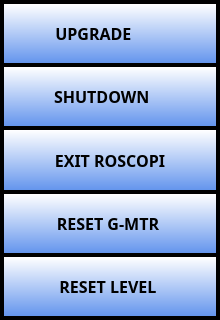
The window that ui/MenuDialog.ui (UnexplodedMinds/Stratofier) describes before a commit, drawn with Qt 5.
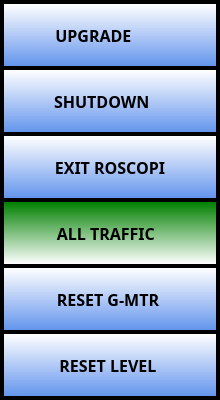
The same window after the commit. Icons and pictures are not drawn.

Commit message: Add traffic filtering for all/close traffic.

Patch:
```diff
--- a/ui/MenuDialog.ui
+++ b/ui/MenuDialog.ui
@@ -7,7 +7,7 @@
     <x>0</x>
     <y>0</y>
     <width>220</width>
-    <height>320</height>
+    <height>400</height>
    </rect>
   </property>
   <property name="sizePolicy">
@@ -19,13 +19,13 @@
   <property name="minimumSize">
    <size>
     <width>220</width>
-    <height>320</height>
+    <height>400</height>
    </size>
   </property>
   <property name="maximumSize">
    <size>
     <width>220</width>
-    <height>320</height>
+    <height>400</height>
    </size>
   </property>
   <property name="palette">
@@ -106,9 +106,18 @@
   <property name="styleSheet">
    <string notr="true">QPushButton
 {
-    border: none;
-    background-color: qlineargradient( x1:0, y1:0, x2:0, y2:1, stop: 0 white, stop:1 CornflowerBlue ); margin: 2px;
-}</string>
+     border: none;
+     background-color: qlineargradient( x1:0, y1:0, x2:0, y2:1, stop: 0 white, stop:1 CornflowerBlue );
+     margin: 2px;
+}
+
+QPushButton::pressed
+{
+     border: none;
+     background-color: qlineargradient( x1:0, y1:0, x2:0, y2:1, stop: 0 CornflowerBlue, stop:1 white );
+     margin: 2px;
+}
+</string>
   </property>
   <layout class="QVBoxLayout" name="verticalLayout">
    <property name="spacing">
@@ -237,6 +246,62 @@
      </property>
     </widget>
    </item>
+   <item>
+    <widget class="QPushButton" name="m_pTrafficFilterButton">
+     <property name="sizePolicy">
+      <sizepolicy hsizetype="MinimumExpanding" vsizetype="MinimumExpanding">
+       <horstretch>0</horstretch>
+       <verstretch>0</verstretch>
+      </sizepolicy>
+     </property>
+     <property name="font">
+      <font>
+       <family>Piboto</family>
+       <pointsize>12</pointsize>
+       <weight>75</weight>
+       <bold>true</bold>
+      </font>
+     </property>
+     <property name="styleSheet">
+      <string notr="true">QPushButton
+{
+     border: none;
+     background-color: qlineargradient( x1:0, y1:0, x2:0, y2:1, stop: 0 #641200, stop:1 white );
+     margin: 2px;
+}
+
+QPushButton::checked
+{
+     border: none;
+     background-color: qlineargradient( x1:0, y1:0, x2:0, y2:1, stop: 0 green, stop:1 white );
+     margin: 2px;
+}
+</string>
+     </property>
+     <property name="text">
+      <string>ALL TRAFFIC  </string>
+     </property>
+     <property name="icon">
+      <iconset resource="../AHRSResources.qrc">
+       <normaloff>:/icons/resources/Traffic.png</normaloff>:/icons/resources/Traffic.png</iconset>
+     </property>
+     <property name="iconSize">
+      <size>
+       <width>32</width>
+       <height>32</height>
+      </size>
+     </property>
+     <property name="checkable">
+      <bool>true</bool>
+     </property>
+     <property name="checked">
+      <bool>true</bool>
+     </property>
+     <property name="autoDefault">
+      <bool>false</bool>
+     </property>
+    </widget>
+   </item>
    <item>
     <widget class="QPushButton" name="m_pResetGMeterButton">
      <property name="sizePolicy">
```
The commit also changes 7 other files.
